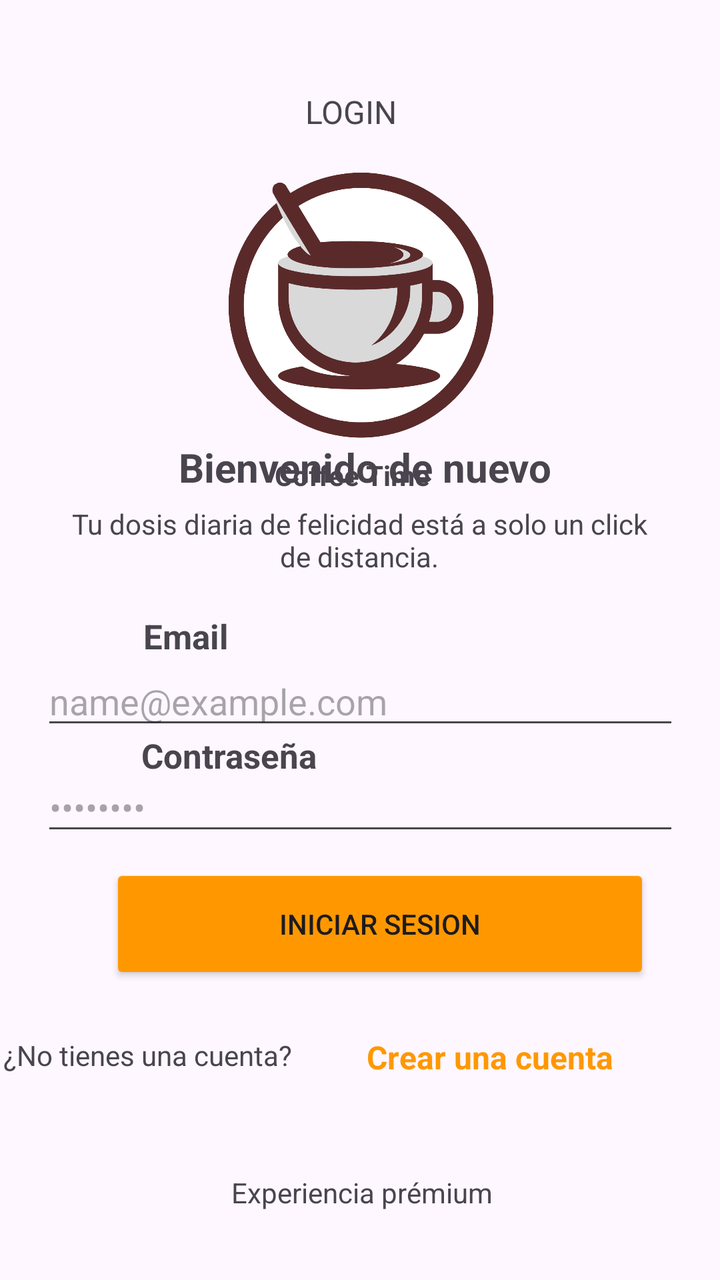
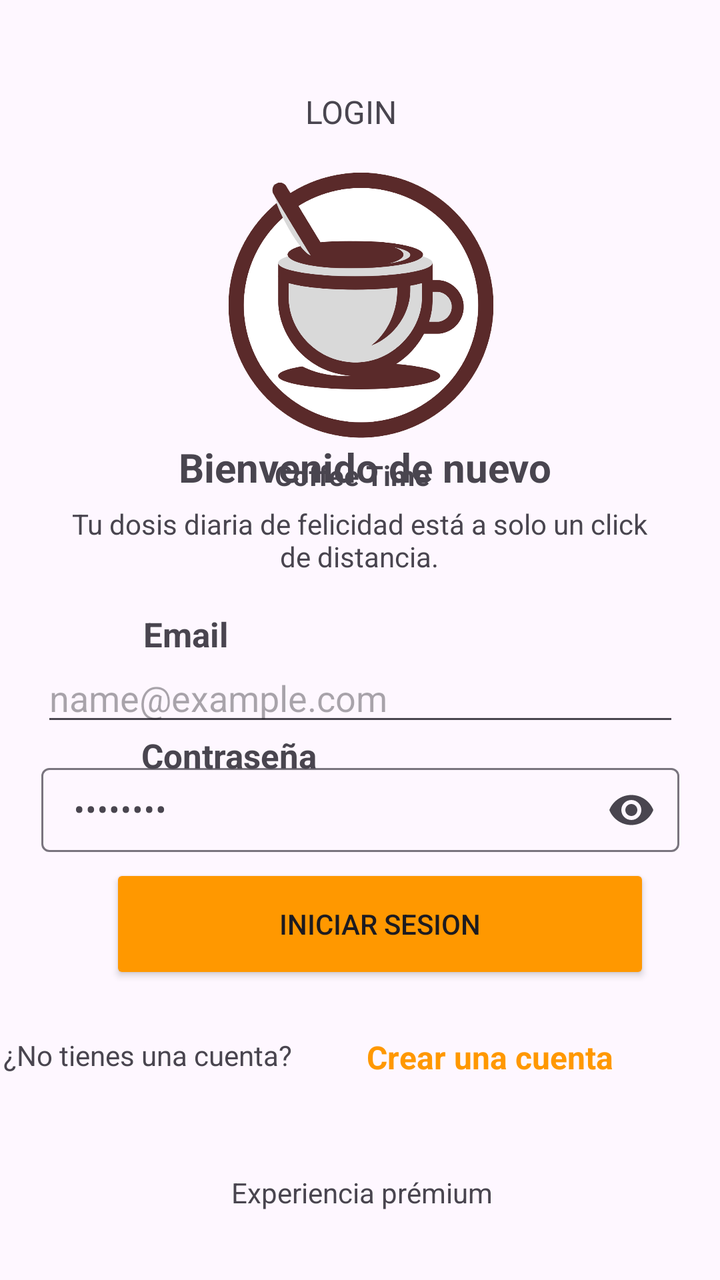

Screens rendered from an Android XML layout before and after an edit, with the pre-edit source and the edit as a unified diff.
<!-- AndroidManifest.xml: application theme Theme.Cafeteria -->
<!-- res/layout/activity_segunda.xml -->
<?xml version="1.0" encoding="utf-8"?>
<androidx.constraintlayout.widget.ConstraintLayout xmlns:android="http://schemas.android.com/apk/res/android"
    xmlns:app="http://schemas.android.com/apk/res-auto"
    xmlns:tools="http://schemas.android.com/tools"
    android:id="@+id/main"
    android:layout_width="match_parent"
    android:layout_height="match_parent"
    tools:context=".SegundaActivity">


    <ImageView
        android:id="@+id/imageView"
        android:layout_width="269dp"
        android:layout_height="266dp"
        android:layout_marginStart="130dp"
        android:layout_marginTop="28dp"
        android:layout_marginEnd="131dp"
        android:src="@drawable/logo_coffe"
        app:layout_constraintEnd_toEndOf="parent"
        app:layout_constraintHorizontal_bias="0.495"
        app:layout_constraintStart_toStartOf="parent"
        app:layout_constraintTop_toTopOf="parent" />

    <TextView
        android:id="@+id/textcoffe"
        android:layout_width="86dp"
        android:layout_height="19dp"
        android:layout_marginStart="32dp"
        android:layout_marginTop="228dp"
        android:layout_marginEnd="24dp"
        android:text="Coffee Time"
        android:textStyle="bold"
        app:layout_constraintEnd_toEndOf="parent"
        app:layout_constraintHorizontal_bias="0.483"
        app:layout_constraintStart_toStartOf="parent"
        app:layout_constraintTop_toTopOf="parent" />

    <TextView
        android:id="@+id/login"
        android:layout_width="wrap_content"
        android:layout_height="wrap_content"
        android:layout_marginStart="172dp"
        android:layout_marginTop="45dp"
        android:layout_marginEnd="181dp"
        android:text="LOGIN"
        android:textSize="16sp"
        app:layout_constraintEnd_toEndOf="parent"
        app:layout_constraintStart_toStartOf="parent"
        app:layout_constraintTop_toTopOf="parent" />


    <TextView
        android:id="@+id/Bienvenido"
        android:layout_width="247dp"
        android:layout_height="39dp"
        android:layout_marginStart="7dp"
        android:gravity="center"
        android:text="Bienvenido de nuevo"
        android:textSize="20sp"
        android:textStyle="bold"
        app:layout_constraintBottom_toBottomOf="parent"
        app:layout_constraintEnd_toEndOf="parent"
        app:layout_constraintHorizontal_bias="0.49"
        app:layout_constraintStart_toStartOf="parent"
        app:layout_constraintTop_toTopOf="parent"
        app:layout_constraintVertical_bias="0.356" />

    <TextView
        android:id="@+id/dossistext"
        android:layout_width="290dp"
        android:layout_height="58dp"
        android:layout_marginTop="11dp"
        android:gravity="center"
        android:text="Tu dosis diaria de felicidad está a solo un click de distancia."
        app:layout_constraintBottom_toBottomOf="parent"
        app:layout_constraintEnd_toEndOf="parent"
        app:layout_constraintHorizontal_bias="0.495"
        app:layout_constraintStart_toStartOf="parent"
        app:layout_constraintTop_toTopOf="parent"
        app:layout_constraintVertical_bias="0.403" />


    <EditText
        android:id="@+id/ingreemail"
        android:layout_width="319dp"
        android:layout_height="38dp"
        android:hint="name@example.com"
        android:inputType="text"
        app:layout_constraintBottom_toBottomOf="parent"
        app:layout_constraintEnd_toEndOf="parent"
        app:layout_constraintStart_toStartOf="parent"
        app:layout_constraintTop_toTopOf="parent"
        app:layout_constraintVertical_bias="0.551" />


    <EditText
        android:id="@+id/ingrecontraseña"
        android:layout_width="319dp"
        android:layout_height="38dp"
        android:hint="••••••••"
        android:inputType="text"
        app:layout_constraintBottom_toBottomOf="parent"
        app:layout_constraintEnd_toEndOf="parent"
        app:layout_constraintStart_toStartOf="parent"
        app:layout_constraintTop_toTopOf="parent"
        app:layout_constraintVertical_bias="0.639" />

    <Button
        android:id="@+id/iniciarsesion"
        android:layout_width="270dp"
        android:layout_height="60dp"
        android:layout_marginStart="9dp"
        android:layout_marginTop="60dp"
        android:layout_marginBottom="91dp"
        android:backgroundTint="#FF9800"
        android:text="Iniciar Sesion"
        app:layout_constraintBottom_toBottomOf="parent"
        app:layout_constraintEnd_toEndOf="parent"
        app:layout_constraintHorizontal_bias="0.568"
        app:layout_constraintStart_toStartOf="parent"
        app:layout_constraintTop_toTopOf="parent"
        app:layout_constraintVertical_bias="0.867" />

    <TextView
        android:id="@+id/Email"
        android:layout_width="85dp"
        android:layout_height="29dp"
        android:layout_marginStart="7dp"
        android:text="Email"
        android:textSize="17sp"
        android:textStyle="bold"
        app:layout_constraintBottom_toBottomOf="parent"
        app:layout_constraintEnd_toEndOf="parent"
        app:layout_constraintHorizontal_bias="0.241"
        app:layout_constraintStart_toStartOf="parent"
        app:layout_constraintTop_toTopOf="parent"
        app:layout_constraintVertical_bias="0.502" />

    <TextView
        android:id="@+id/contraseña"
        android:layout_width="wrap_content"
        android:layout_height="wrap_content"
        android:layout_marginTop="2dp"
        android:text="Contraseña"
        android:textSize="17sp"
        android:textStyle="bold"
        app:layout_constraintBottom_toBottomOf="parent"
        app:layout_constraintEnd_toEndOf="parent"
        app:layout_constraintHorizontal_bias="0.26"
        app:layout_constraintStart_toStartOf="parent"
        app:layout_constraintTop_toTopOf="parent"
        app:layout_constraintVertical_bias="0.592" />

    <TextView
        android:id="@+id/sinncuenta"
        android:layout_width="wrap_content"
        android:layout_height="wrap_content"
        android:layout_marginEnd="214dp"
        android:text="¿No tienes una cuenta?"
        app:layout_constraintBottom_toBottomOf="parent"
        app:layout_constraintEnd_toEndOf="parent"
        app:layout_constraintHorizontal_bias="1.0"
        app:layout_constraintStart_toStartOf="parent"
        app:layout_constraintTop_toTopOf="parent"
        app:layout_constraintVertical_bias="0.834" />

    <TextView
        android:id="@+id/Experienciaium"
        android:layout_width="wrap_content"
        android:layout_height="wrap_content"
        android:layout_marginStart="174dp"
        android:layout_marginTop="83dp"
        android:layout_marginEnd="179dp"
        android:text="Experiencia prémium"
        app:layout_constraintBottom_toBottomOf="parent"
        app:layout_constraintEnd_toEndOf="parent"
        app:layout_constraintHorizontal_bias="0.472"
        app:layout_constraintStart_toStartOf="parent"
        app:layout_constraintTop_toTopOf="parent"
        app:layout_constraintVertical_bias="0.936" />

    <TextView
        android:id="@+id/sincuenta"
        android:layout_width="wrap_content"
        android:layout_height="wrap_content"
        android:text="Crear una cuenta"
        android:textColor="#FF9800"
        android:textSize="16sp"
        android:textStyle="bold"
        app:layout_constraintBottom_toBottomOf="parent"
        app:layout_constraintEnd_toEndOf="parent"
        app:layout_constraintHorizontal_bias="0.775"
        app:layout_constraintStart_toStartOf="parent"
        app:layout_constraintTop_toTopOf="parent"
        app:layout_constraintVertical_bias="0.837" />
</androidx.constraintlayout.widget.ConstraintLayout>
<!-- resources referenced by this layout -->
<resources>
  <!-- drawable logo_coffe: png bitmap (drawable, 106600 bytes) -->
  <style name="Theme.Cafeteria" parent="Base.Theme.Cafeteria" />
  <style name="Base.Theme.Cafeteria" parent="Theme.Material3.DayNight.NoActionBar">
          
          
      </style>
</resources>

<!-- the commit's change to res/layout/activity_segunda.xml (unified diff, before → after) -->
@@ -90,20 +90,26 @@
         app:layout_constraintEnd_toEndOf="parent"
         app:layout_constraintStart_toStartOf="parent"
         app:layout_constraintTop_toTopOf="parent"
-        app:layout_constraintVertical_bias="0.551" />
-
-
-    <EditText
-        android:id="@+id/ingrecontraseña"
+        app:layout_constraintVertical_bias="0.548" />
+
+    <com.google.android.material.textfield.TextInputLayout
         android:layout_width="319dp"
-        android:layout_height="38dp"
-        android:hint="••••••••"
-        android:inputType="text"
-        app:layout_constraintBottom_toBottomOf="parent"
-        app:layout_constraintEnd_toEndOf="parent"
-        app:layout_constraintStart_toStartOf="parent"
-        app:layout_constraintTop_toTopOf="parent"
-        app:layout_constraintVertical_bias="0.639" />
+        android:layout_height="wrap_content"
+        app:endIconMode="password_toggle"
+        app:layout_constraintBottom_toBottomOf="parent"
+        app:layout_constraintEnd_toEndOf="parent"
+        app:layout_constraintStart_toStartOf="parent"
+        app:layout_constraintTop_toTopOf="parent"
+        app:layout_constraintVertical_bias="0.639">
+
+        <com.google.android.material.textfield.TextInputEditText
+            android:id="@+id/ingrecontraseña"
+            android:layout_width="match_parent"
+            android:layout_height="42dp"
+            android:hint="••••••••"
+            android:inputType="textPassword" />
+
+    </com.google.android.material.textfield.TextInputLayout>
 
     <Button
         android:id="@+id/iniciarsesion"
@@ -133,8 +139,7 @@
         app:layout_constraintEnd_toEndOf="parent"
         app:layout_constraintHorizontal_bias="0.241"
         app:layout_constraintStart_toStartOf="parent"
-        app:layout_constraintTop_toTopOf="parent"
-        app:layout_constraintVertical_bias="0.502" />
+        app:layout_constraintTop_toTopOf="parent" />
 
     <TextView
         android:id="@+id/contraseña"
